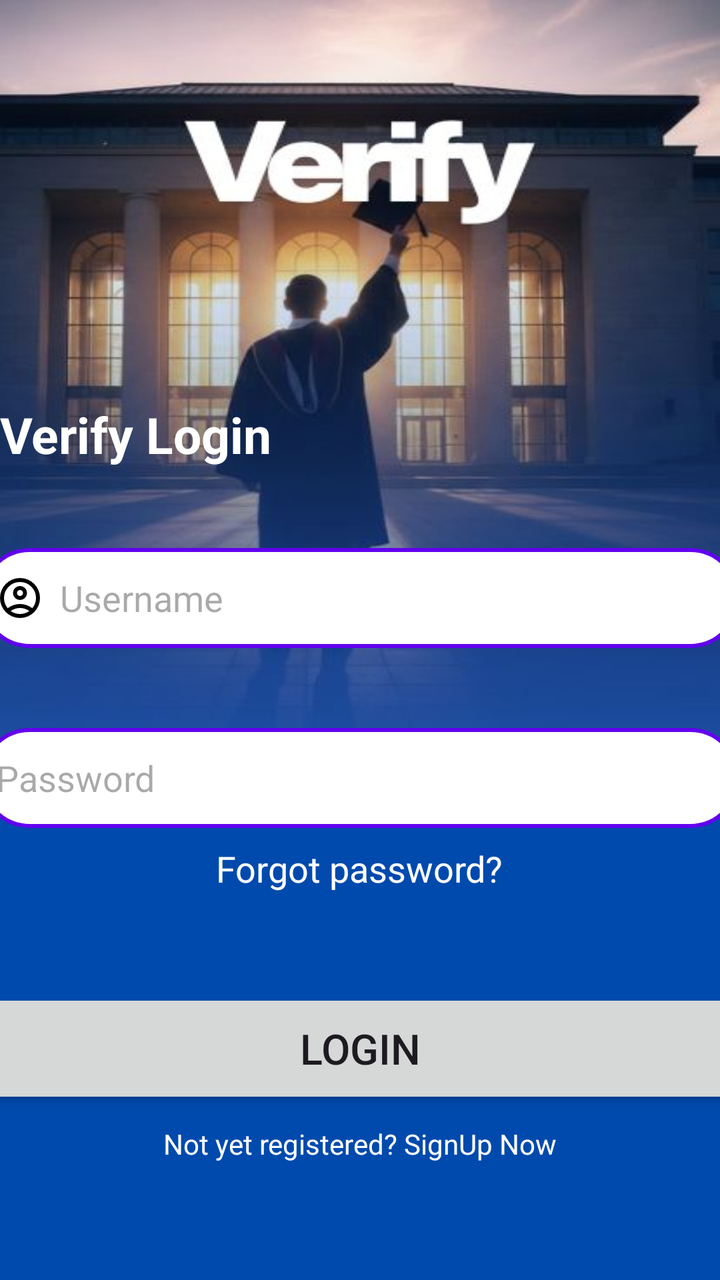
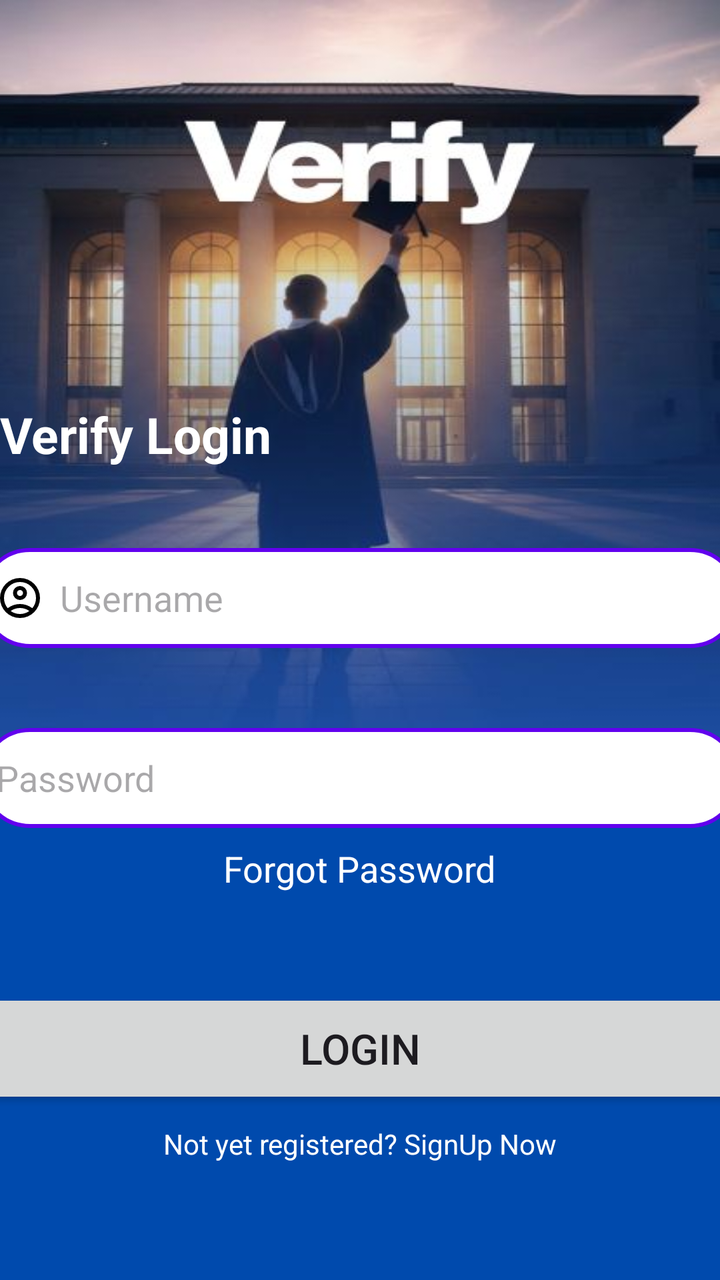

The first picture is an Android layout as it rendered before a commit; the second is the same layout after the commit. The layout source and the unified diff follow.
<!-- AndroidManifest.xml: application theme Theme.Verify -->
<!-- res/layout/activity_login.xml -->
<?xml version="1.0" encoding="utf-8"?>
<LinearLayout
    xmlns:android="http://schemas.android.com/apk/res/android"
    xmlns:app="http://schemas.android.com/apk/res-auto"
    xmlns:tools="http://schemas.android.com/tools"
    xmlns:card_view="http://schemas.android.com/apk/res-auto"
    android:layout_width="match_parent"
    android:layout_height="match_parent"
    android:orientation="vertical"
    android:gravity="center"
    android:id="@+id/main"
    android:background="@drawable/verifyloginpage"
    tools:context=".authentication">


    
    <TextView


        android:layout_width="match_parent"
        android:layout_height="wrap_content"
        android:text="Verify Login"
        android:id="@+id/VerifyLogin"
        android:textAlignment="center"
        android:textSize="25sp"
        android:textStyle="bold"
        android:layout_marginTop="170dp"
        android:textColor="@color/white"/>


    <EditText
        android:layout_width="380dp"
        android:layout_height="50dp"
        android:id="@+id/username"
        android:drawableLeft="@drawable/outline_account_circle_24"
        android:drawablePadding="8dp"
        android:hint="Username"
        android:padding="8dp"
        android:background="@drawable/custom_edittext"
        android:textColor="@color/black"
        android:textColorHighlight="@color/cardview_dark_background"
        android:layout_marginTop="40dp"/>


    <EditText
        android:layout_width="380dp"
        android:layout_height="50dp"
        android:id="@+id/password_"

        android:drawablePadding="8dp"
        android:hint="Password"
        android:padding="8dp"
        android:background="@drawable/custom_edittext"
        android:inputType="textPassword"
        android:textColor="@color/black"
        android:textColorHighlight="@color/cardview_dark_background"
        android:layout_marginTop="40dp"/>




    <TextView
        android:layout_width="wrap_content"
        android:layout_height="wrap_content"
        android:padding="8dp"
        android:text="Forgot password?"
        android:textSize="18sp"
        android:textAlignment="center"
        android:id="@+id/forgotpassword"
        android:textColor="@color/white"
        android:layout_marginBottom="20dp"/>


    <Button
        android:layout_width="380dp"
        android:layout_height="60dp"
        android:id="@+id/loginButton"
        android:text="Login"
        android:textSize="21sp"
        android:layout_marginTop="20dp"
        app:cornerRadius = "20dp"/>


    <TextView
        android:layout_width="wrap_content"
        android:layout_height="wrap_content"
        android:padding="8dp"
        android:text="Not yet registered? SignUp Now"
        android:textSize="14sp"
        android:textAlignment="center"
        android:id="@+id/signupText"
        android:textColor="@color/white"
        android:layout_marginBottom="20dp"/>




</LinearLayout>
<!-- resources referenced by this layout -->
<resources>
  <color name="black">#FF000000</color>
  <color name="white">#FFFFFFFF</color>
  <!-- drawable custom_edittext (drawable) -->
  <?xml version="1.0" encoding="utf-8"?>
  <shape xmlns:android="http://schemas.android.com/apk/res/android">
  
      
      <solid android:color="#FFFFFF"/>
  
      
      <corners android:radius="25dp"/>
  
      
      <stroke
          android:width="2dp"
          android:color="#6200EE"/>
  
      
      <padding
          android:left="16dp"
          android:right="16dp"
          android:top="12dp"
          android:bottom="12dp"/>
  </shape>
  <!-- drawable outline_account_circle_24 (drawable) -->
  <vector xmlns:android="http://schemas.android.com/apk/res/android" android:height="24dp" android:tint="#000000" android:viewportHeight="960" android:viewportWidth="960" android:width="24dp">
        
      <path android:fillColor="@android:color/white" android:pathData="M234,684Q285,645 348,622.5Q411,600 480,600Q549,600 612,622.5Q675,645 726,684Q761,643 780.5,591Q800,539 800,480Q800,347 706.5,253.5Q613,160 480,160Q347,160 253.5,253.5Q160,347 160,480Q160,539 179.5,591Q199,643 234,684ZM380.5,479.5Q340,439 340,380Q340,321 380.5,280.5Q421,240 480,240Q539,240 579.5,280.5Q620,321 620,380Q620,439 579.5,479.5Q539,520 480,520Q421,520 380.5,479.5ZM480,880Q397,880 324,848.5Q251,817 197,763Q143,709 111.5,636Q80,563 80,480Q80,397 111.5,324Q143,251 197,197Q251,143 324,111.5Q397,80 480,80Q563,80 636,111.5Q709,143 763,197Q817,251 848.5,324Q880,397 880,480Q880,563 848.5,636Q817,709 763,763Q709,817 636,848.5Q563,880 480,880ZM580,784.5Q627,769 666,740Q627,711 580,695.5Q533,680 480,680Q427,680 380,695.5Q333,711 294,740Q333,769 380,784.5Q427,800 480,800Q533,800 580,784.5ZM523,423Q540,406 540,380Q540,354 523,337Q506,320 480,320Q454,320 437,337Q420,354 420,380Q420,406 437,423Q454,440 480,440Q506,440 523,423ZM480,380Q480,380 480,380Q480,380 480,380Q480,380 480,380Q480,380 480,380Q480,380 480,380Q480,380 480,380Q480,380 480,380Q480,380 480,380ZM480,740Q480,740 480,740Q480,740 480,740Q480,740 480,740Q480,740 480,740Q480,740 480,740Q480,740 480,740Q480,740 480,740Q480,740 480,740Z"/>
      
  </vector>
  <!-- drawable verifyloginpage: jpg bitmap (drawable, 32396 bytes) -->
  <style name="Theme.Verify" parent="Base.Theme.Verify" />
  <style name="Base.Theme.Verify" parent="Theme.Material3.DayNight.NoActionBar">
          
          
      </style>
</resources>

<!-- the commit's change to res/layout/activity_login.xml (unified diff, before → after) -->
@@ -1,17 +1,12 @@
 <?xml version="1.0" encoding="utf-8"?>
-<LinearLayout
-    xmlns:android="http://schemas.android.com/apk/res/android"
-    xmlns:app="http://schemas.android.com/apk/res-auto"
-    xmlns:tools="http://schemas.android.com/tools"
-    xmlns:card_view="http://schemas.android.com/apk/res-auto"
+ <LinearLayout xmlns:android="http://schemas.android.com/apk/res/android" xmlns:app="http://schemas.android.com/apk/res-auto"
+    xmlns:tools="http://schemas.android.com/tools" xmlns:card_view="http://schemas.android.com/apk/res-auto"
     android:layout_width="match_parent"
     android:layout_height="match_parent"
     android:orientation="vertical"
-    android:gravity="center"
-    android:id="@+id/main"
+    android:gravity="center" android:id="@+id/main"
     android:background="@drawable/verifyloginpage"
-    tools:context=".authentication">
-
+    tools:context=".LoginActivity">
 
     
     <TextView
@@ -19,7 +14,7 @@
 
         android:layout_width="match_parent"
         android:layout_height="wrap_content"
-        android:text="Verify Login"
+        android:text="@string/app_login"
         android:id="@+id/VerifyLogin"
         android:textAlignment="center"
         android:textSize="25sp"
@@ -45,7 +40,7 @@
     <EditText
         android:layout_width="380dp"
         android:layout_height="50dp"
-        android:id="@+id/password_"
+        android:id="@+id/password"
 
         android:drawablePadding="8dp"
         android:hint="Password"
@@ -63,7 +58,7 @@
         android:layout_width="wrap_content"
         android:layout_height="wrap_content"
         android:padding="8dp"
-        android:text="Forgot password?"
+        android:text="@string/forgot_password"
         android:textSize="18sp"
         android:textAlignment="center"
         android:id="@+id/forgotpassword"
@@ -92,7 +87,4 @@
         android:textColor="@color/white"
         android:layout_marginBottom="20dp"/>
 
-
-
-
 </LinearLayout>
<!-- resource entries referenced after the edit -->
@@ -31,6 +31,8 @@
       
   </vector>
   <!-- drawable verifyloginpage: jpg bitmap (drawable, 32396 bytes) -->
+  <string name="app_login">Verify Login</string>
+  <string name="forgot_password">Forgot Password</string>
   <style name="Theme.Verify" parent="Base.Theme.Verify" />
   <style name="Base.Theme.Verify" parent="Theme.Material3.DayNight.NoActionBar">
           
